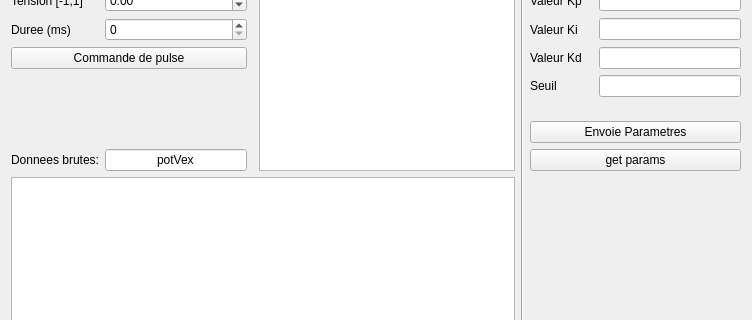
Old version of the form identification_Qt/mainwindow.ui in the repository emilerenaud/Projet_GRO_S3; both pictures show x 0 to 752 and y 104 to 424 of the 752 by 578 pixel window.
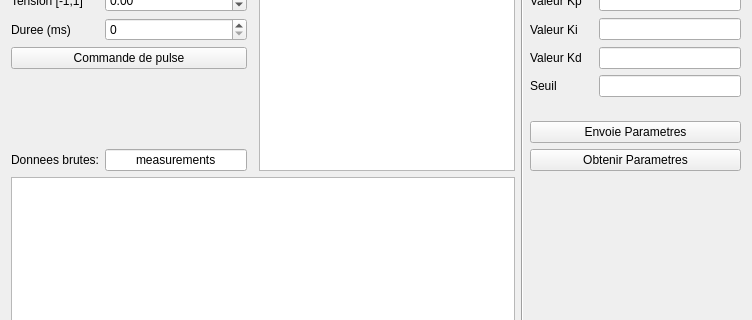
New version of the form. Custom widgets are drawn as their Qt base class.

```diff
--- a/identification_Qt/mainwindow.ui
+++ b/identification_Qt/mainwindow.ui
@@ -58,7 +58,7 @@
     <item row="15" column="1">
      <widget class="QLineEdit" name="JsonKey">
       <property name="text">
-       <string>potVex</string>
+       <string>measurements</string>
       </property>
       <property name="alignment">
        <set>Qt::AlignCenter</set>
@@ -221,7 +221,7 @@
     <item row="15" column="5" colspan="2">
      <widget class="QPushButton" name="pushButton">
       <property name="text">
-       <string>get params</string>
+       <string>Obtenir Parametres</string>
       </property>
      </widget>
     </item>
```
